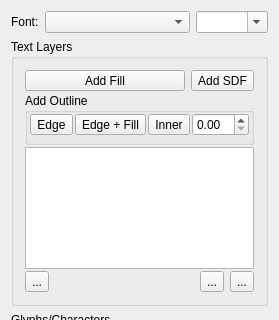
GameOverture/HarmonyEngine, file Harmony/src/Editor/Text/TextWidget.ui: the form before one commit; both pictures show x 0 to 279 and y 0 to 320 of the 279 by 490 pixel window.
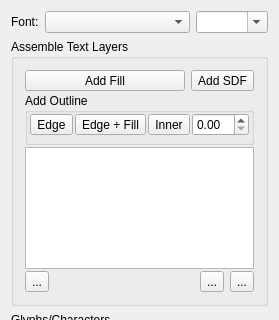
The form after the commit. Custom widgets are drawn as their Qt base class.

The edit to the form file:
```diff
--- a/Harmony/src/Editor/Text/TextWidget.ui
+++ b/Harmony/src/Editor/Text/TextWidget.ui
@@ -53,7 +53,7 @@
      <item>
       <widget class="QGroupBox" name="groupBox">
        <property name="title">
-        <string>Text Layers</string>
+        <string>Assemble Text Layers</string>
        </property>
        <layout class="QVBoxLayout" name="verticalLayout_4">
         <property name="spacing">
```
Left out of the diff: 2 changed lines with no effect on the pictures.
